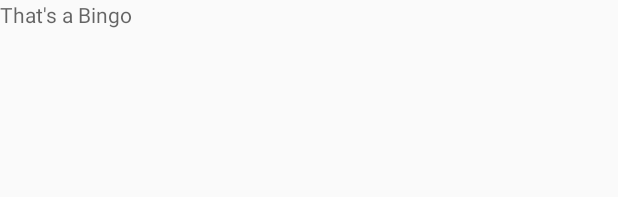
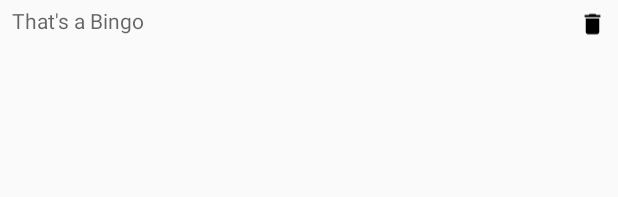
Before and after one commit to Croydon/photostream-android-app, an Android app: the layout comment_item.xml on its own in the app's theme, with its tools: preview values and no code run, on a phone screen of 412 x 824 dp. Shown: the top 197 px of the screen. Run offline under Robolectric (Android 15) with nearby library versions, the phone set to English and light mode, and no system bars.

Commit message:
delete image + padding

```diff
--- /dev/null
+++ b/app/src/main/res/drawable/ic_delete_black_24dp.xml
@@ -0,0 +1,9 @@
+<vector xmlns:android="http://schemas.android.com/apk/res/android"
+        android:width="24dp"
+        android:height="24dp"
+        android:viewportWidth="24.0"
+        android:viewportHeight="24.0">
+    <path
+        android:fillColor="#FF000000"
+        android:pathData="M6,19c0,1.1 0.9,2 2,2h8c1.1,0 2,-0.9 2,-2V7H6v12zM19,4h-3.5l-1,-1h-5l-1,1H5v2h14V4z"/>
+</vector>
--- a/app/src/main/res/layout/comment_item.xml
+++ b/app/src/main/res/layout/comment_item.xml
@@ -2,10 +2,26 @@
 <LinearLayout
     xmlns:android="http://schemas.android.com/apk/res/android"
     android:layout_width="match_parent"
-    android:layout_height="match_parent">
+    android:layout_height="match_parent"
+    android:orientation="horizontal">
     <TextView
         android:layout_width="match_parent"
         android:layout_height="wrap_content"
-        android:hint="That's a Bingo"/>
+        android:hint="That's a Bingo"
+        android:layout_weight="5"
+        android:paddingLeft="8dp"
+        android:paddingRight="4dp"
+        android:paddingBottom="4dp"
+        android:paddingTop="4dp"/>
+    <ImageView
+        android:layout_width="wrap_content"
+        android:layout_height="wrap_content"
+        android:src="@drawable/ic_delete_black_24dp"
+        android:layout_weight="1"
+        android:paddingLeft="4dp"
+        android:paddingRight="8dp"
+        android:paddingBottom="4dp"
+        android:paddingTop="4dp"
+        android:visibility="visible"/>
 
 </LinearLayout>
```
